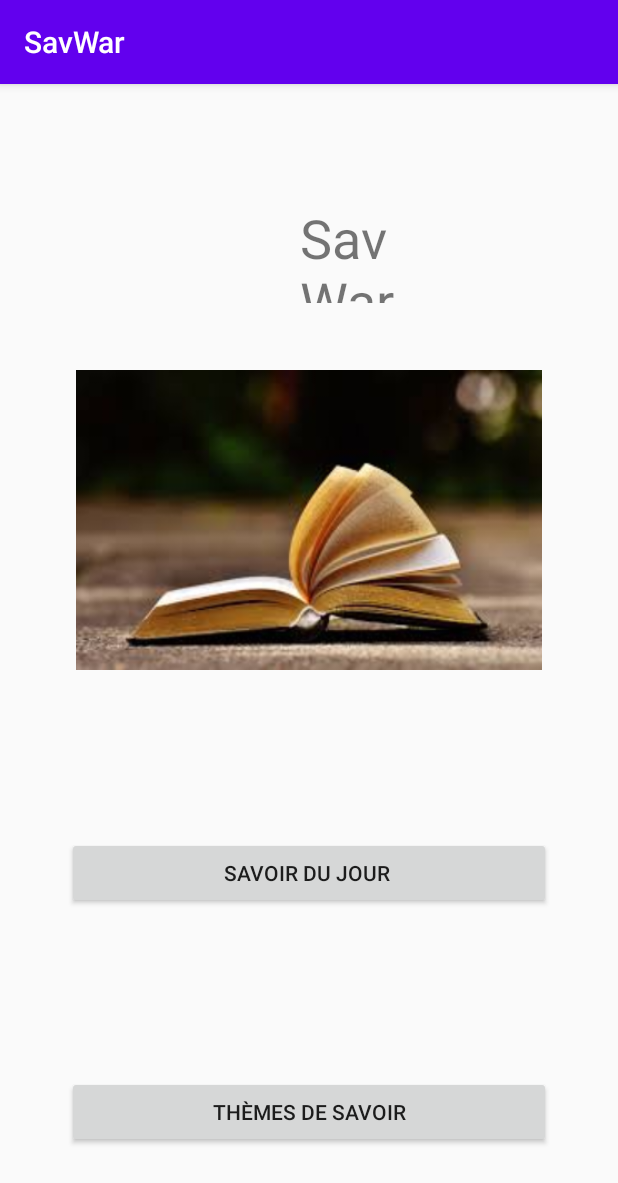
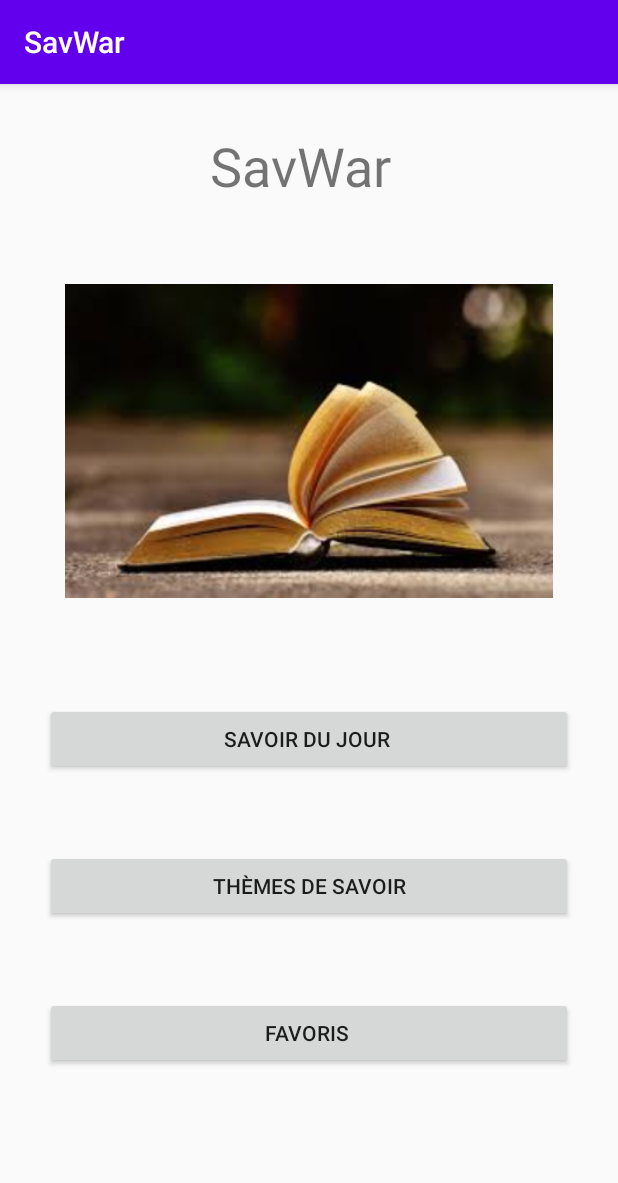
Before and after one commit to TheoDalban/Savoir, an Android app: the screen it shows after launch (MainActivity), on a phone screen of 412 x 824 dp. Shown: the top 1183 px of the screen. Run offline under Robolectric (Android 15) with nearby library versions, the phone set to English and light mode, and no system bars; Roboto replaces fonts that are not available here.

Commit message:
Importation vue savoir du jour ( manque le responsive sur certaines parties )

```diff
--- a/app/src/main/res/layout/activity_main.xml
+++ b/app/src/main/res/layout/activity_main.xml
@@ -16,54 +16,54 @@
         <TextView
             android:id="@+id/nom_appli"
             android:layout_width="match_parent"
-            android:layout_height="203dp"
-            android:layout_weight="10"
+            android:layout_height="60dp"
+            android:layout_weight="1"
             android:fontFamily="@font/aclonica"
-            android:paddingLeft="90pt"
-            android:paddingTop="35pt"
-            android:paddingRight="60pt"
-            android:paddingBottom="20pt"
+            android:paddingLeft="140dp"
+            android:paddingTop="30dp"
+            android:paddingRight="100dp"
+            android:paddingBottom="30dp"
             android:text="SavWar"
             android:textSize="36sp" />
 
         <ImageView
             android:id="@+id/logo"
             android:layout_width="match_parent"
-            android:layout_height="200dp"
-            android:layout_weight="0.2"
+            android:layout_height="wrap_content"
+            android:layout_weight="0.4"
             app:srcCompat="@drawable/logo_non_officiel" />
 
         <LinearLayout
             android:layout_width="match_parent"
-            android:layout_height="match_parent"
-            android:layout_weight="300"
+            android:layout_height="wrap_content"
+            android:layout_weight="1.5"
             android:orientation="vertical">
 
             <Button
                 android:id="@+id/button_savoir"
                 android:layout_width="match_parent"
                 android:layout_height="wrap_content"
-                android:layout_marginLeft="20pt"
-                android:layout_marginTop="50pt"
-                android:layout_marginRight="20pt"
+                android:layout_marginLeft="30dp"
+                android:layout_marginTop="70dp"
+                android:layout_marginRight="30dp"
                 android:text="Savoir du jour " />
 
             <Button
                 android:id="@+id/button_theme"
                 android:layout_width="match_parent"
                 android:layout_height="wrap_content"
-                android:layout_marginLeft="20pt"
-                android:layout_marginTop="50pt"
-                android:layout_marginRight="20pt"
+                android:layout_marginLeft="30dp"
+                android:layout_marginTop="50dp"
+                android:layout_marginRight="30dp"
                 android:text="Thèmes de savoir" />
 
             <Button
                 android:id="@+id/button_favoris"
                 android:layout_width="match_parent"
                 android:layout_height="wrap_content"
-                android:layout_marginLeft="20pt"
-                android:layout_marginTop="50pt"
-                android:layout_marginRight="20pt"
+                android:layout_marginLeft="30dp"
+                android:layout_marginTop="50dp"
+                android:layout_marginRight="30dp"
                 android:text="Favoris " />
 
         </LinearLayout>
```
